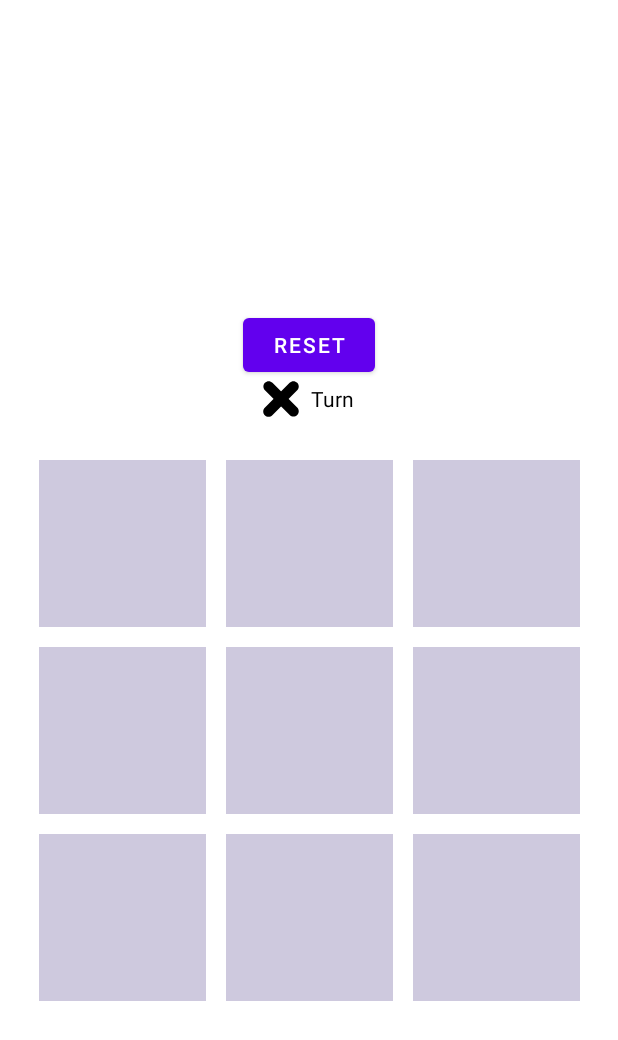
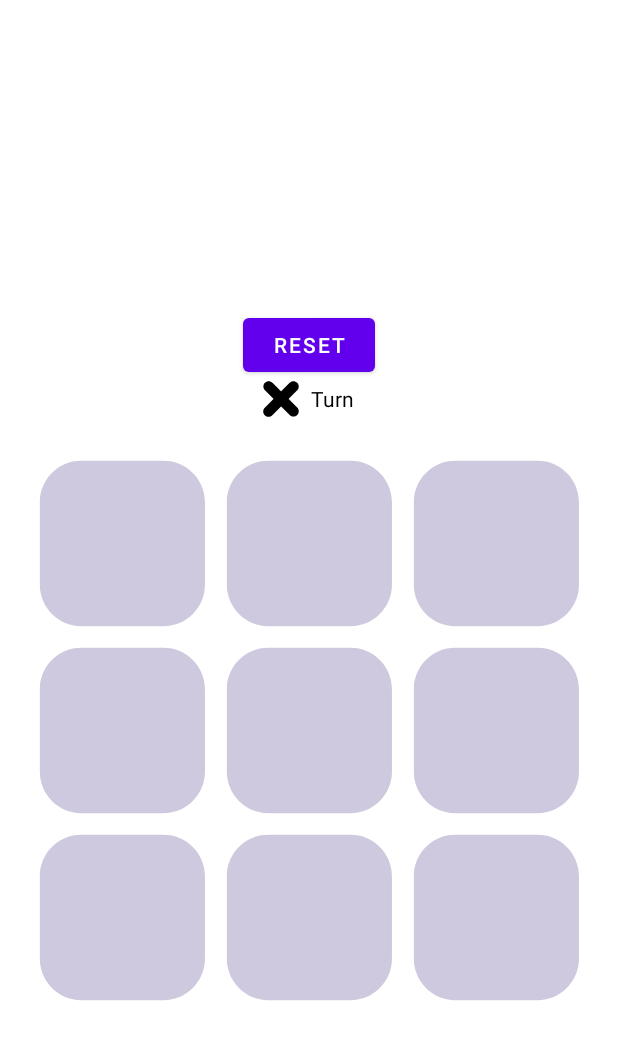
Before and after one commit to LorenzoTinfena/GoliardicTrisFresko, an Android app: the screen it shows after launch (MainActivity), after a tap on "RESET", on a phone screen of 412 x 824 dp. Shown: the top 1040 px of the screen. Run offline under Robolectric (Android 15) with nearby library versions, the phone set to English and light mode, and no system bars.

Commit message:
add animations

```diff
--- a/app/src/main/java/com/lorenzotinfena/goliardictrisfresko/MainActivity.java
+++ b/app/src/main/java/com/lorenzotinfena/goliardictrisfresko/MainActivity.java
@@ -2,6 +2,9 @@ package com.lorenzotinfena.goliardictrisfresko;
 
 import androidx.appcompat.app.AppCompatActivity;
 
+import android.animation.AnimatorSet;
+import android.animation.ObjectAnimator;
+import android.graphics.Point;
 import android.os.Bundle;
 import android.util.Log;
 import android.view.View;
@@ -81,7 +84,7 @@ public class MainActivity extends AppCompatActivity {
             {
                 ((ImageButton)view).setImageResource(getRandomDrawableRes(turno_attuale));
                 if (game.move(i, j, turno_attuale))
-                    mostra_vittoria(turno_attuale);
+                    mostra_vittoria();
                 else
                 {
                     //change turn
@@ -98,13 +101,43 @@ public class MainActivity extends AppCompatActivity {
             }
         }
     }
-    private void mostra_vittoria(Cell cell)
+    private void mostra_vittoria()
     {
+        AnimatorSet animatorSet = new AnimatorSet();
+        for (int i = 0; i < 3; i++){
+            here:
+            for (int j = 0; j < 3; j++){
+                // BREAK IF IS A VICTORY CELL
+                for (int z = 0; z < 3; z++){
+                    if (new Point(i, j).equals(this.game.pointsVictory[z]))
+                        continue here;
+                }
+                ObjectAnimator animatorx = ObjectAnimator.ofFloat(this.btns[i][j], "ScaleX", 0.7f);
+                ObjectAnimator animatory = ObjectAnimator.ofFloat(this.btns[i][j], "ScaleY", 0.7f);
+                animatorSet.playTogether(animatorx);
+                animatorSet.playTogether(animatory);
+            }
+        }
+        animatorSet.setDuration(500);
+        animatorSet.start();
+
         this.txt_victory.setText("Wins!");
         inGame = false;
     }
     private void reset()
     {
+        AnimatorSet animatorSet = new AnimatorSet();
+        for (int i = 0; i < 3; i++){
+            for (int j = 0; j < 3; j++){
+                ObjectAnimator animatorx = ObjectAnimator.ofFloat(this.btns[i][j], "ScaleX", 1f);
+                ObjectAnimator animatory = ObjectAnimator.ofFloat(this.btns[i][j], "ScaleY", 1f);
+                animatorSet.playTogether(animatorx);
+                animatorSet.playTogether(animatory);
+            }
+        }
+        animatorSet.setDuration(700);
+        animatorSet.start();
+
         this.game = new Game();
         this.turno_attuale = Cell.Cross;
 
@@ -113,9 +146,7 @@ public class MainActivity extends AppCompatActivity {
         for (int i = 0; i < 3; i++)
         {
             for (int j = 0; j < 3; j++)
-            {
                 this.btns[i][j].setImageResource(android.R.color.transparent);
-            }
         }
         inGame = true;
     }
--- /dev/null
+++ b/app/src/main/res/drawable/iosicon.xml
@@ -0,0 +1,11 @@
+<vector xmlns:android="http://schemas.android.com/apk/res/android"
+    android:width="24dp"
+    android:height="24dp"
+    android:viewportWidth="24"
+    android:viewportHeight="24">
+  <path
+      android:fillColor="#CEC9DE"
+      android:strokeWidth="1"
+      android:pathData="m6.062,0.1139c-3.2675,0 -5.9409,2.6781 -5.9409,5.9514l0,11.8658c0,3.2733 2.6734,5.9514 5.9409,5.9514l11.845,0c3.2675,0 5.9409,-2.6781 5.9409,-5.9514l0,-11.8658c0,-3.2733 -2.6734,-5.9514 -5.9409,-5.9514l-11.845,0zM17.907,2.4944l-15.4095,3.5708l15.4095,-3.5708z"
+     />
+</vector>
--- a/app/src/main/res/layout/activity_main.xml
+++ b/app/src/main/res/layout/activity_main.xml
@@ -69,7 +69,7 @@
                 android:layout_marginTop="3pt"
                 android:layout_marginRight="3pt"
                 android:layout_marginBottom="3pt"
-                android:background="@color/background_buttons"
+                android:background="@drawable/iosicon"
                 android:bottomLeftRadius="100dp"
                 android:bottomRightRadius="100dp"
                 android:padding="0pt"
@@ -85,7 +85,8 @@
                 android:layout_marginTop="3pt"
                 android:layout_marginRight="3pt"
                 android:layout_marginBottom="3pt"
-                android:background="@color/background_buttons"
+                android:background="@drawable/iosicon"
+
                 android:bottomLeftRadius="100dp"
                 android:bottomRightRadius="100dp"
                 android:padding="0pt"
@@ -101,7 +102,7 @@
                 android:layout_marginTop="3pt"
                 android:layout_marginRight="3pt"
                 android:layout_marginBottom="3pt"
-                android:background="@color/background_buttons"
+                android:background="@drawable/iosicon"
                 android:bottomLeftRadius="100dp"
                 android:bottomRightRadius="100dp"
                 android:padding="0pt"
@@ -127,7 +128,7 @@
                 android:layout_marginTop="3pt"
                 android:layout_marginRight="3pt"
                 android:layout_marginBottom="3pt"
-                android:background="@color/background_buttons"
+                android:background="@drawable/iosicon"
                 android:bottomLeftRadius="100dp"
                 android:bottomRightRadius="100dp"
                 android:padding="0pt"
@@ -143,7 +144,7 @@
                 android:layout_marginTop="3pt"
                 android:layout_marginRight="3pt"
                 android:layout_marginBottom="3pt"
-                android:background="@color/background_buttons"
+                android:background="@drawable/iosicon"
                 android:bottomLeftRadius="100dp"
                 android:bottomRightRadius="100dp"
                 android:padding="0pt"
@@ -159,7 +160,7 @@
                 android:layout_marginTop="3pt"
                 android:layout_marginRight="3pt"
                 android:layout_marginBottom="3pt"
-                android:background="@color/background_buttons"
+                android:background="@drawable/iosicon"
                 android:bottomLeftRadius="100dp"
                 android:bottomRightRadius="100dp"
                 android:padding="0pt"
@@ -185,7 +186,7 @@
                 android:layout_marginTop="3pt"
                 android:layout_marginRight="3pt"
                 android:layout_marginBottom="3pt"
-                android:background="@color/background_buttons"
+                android:background="@drawable/iosicon"
                 android:bottomLeftRadius="100dp"
                 android:bottomRightRadius="100dp"
                 android:padding="0pt"
@@ -201,7 +202,7 @@
                 android:layout_marginTop="3pt"
                 android:layout_marginRight="3pt"
                 android:layout_marginBottom="3pt"
-                android:background="@color/background_buttons"
+                android:background="@drawable/iosicon"
                 android:bottomLeftRadius="100dp"
                 android:bottomRightRadius="100dp"
                 android:padding="0pt"
@@ -217,7 +218,7 @@
                 android:layout_marginTop="3pt"
                 android:layout_marginRight="3pt"
                 android:layout_marginBottom="3pt"
-                android:background="@color/background_buttons"
+                android:background="@drawable/iosicon"
                 android:bottomLeftRadius="100dp"
                 android:bottomRightRadius="100dp"
                 android:padding="0pt"
```
Also changed, not shown: app/src/main/java/com/lorenzotinfena/goliardictrisfresko/Game.java (+26 -8 lines).
